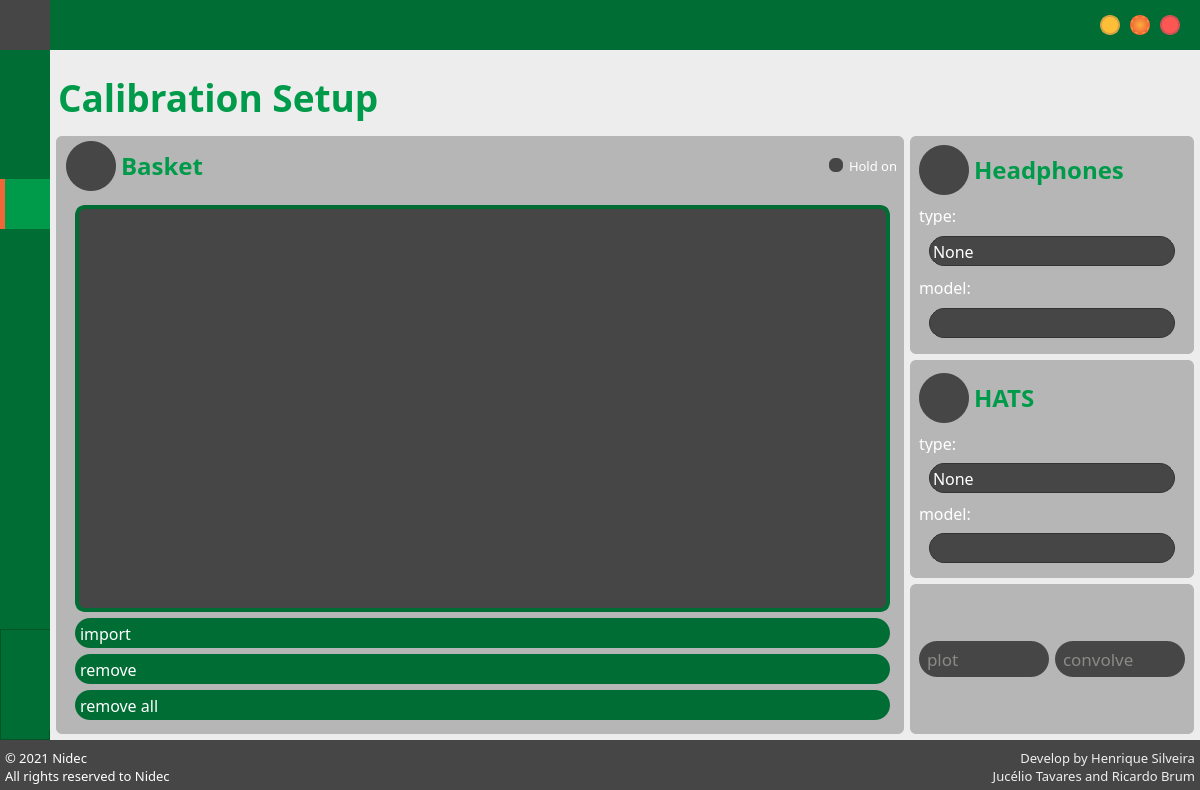
henriquealende/PsychoBox, file Forms/form.ui: the form before one commit.
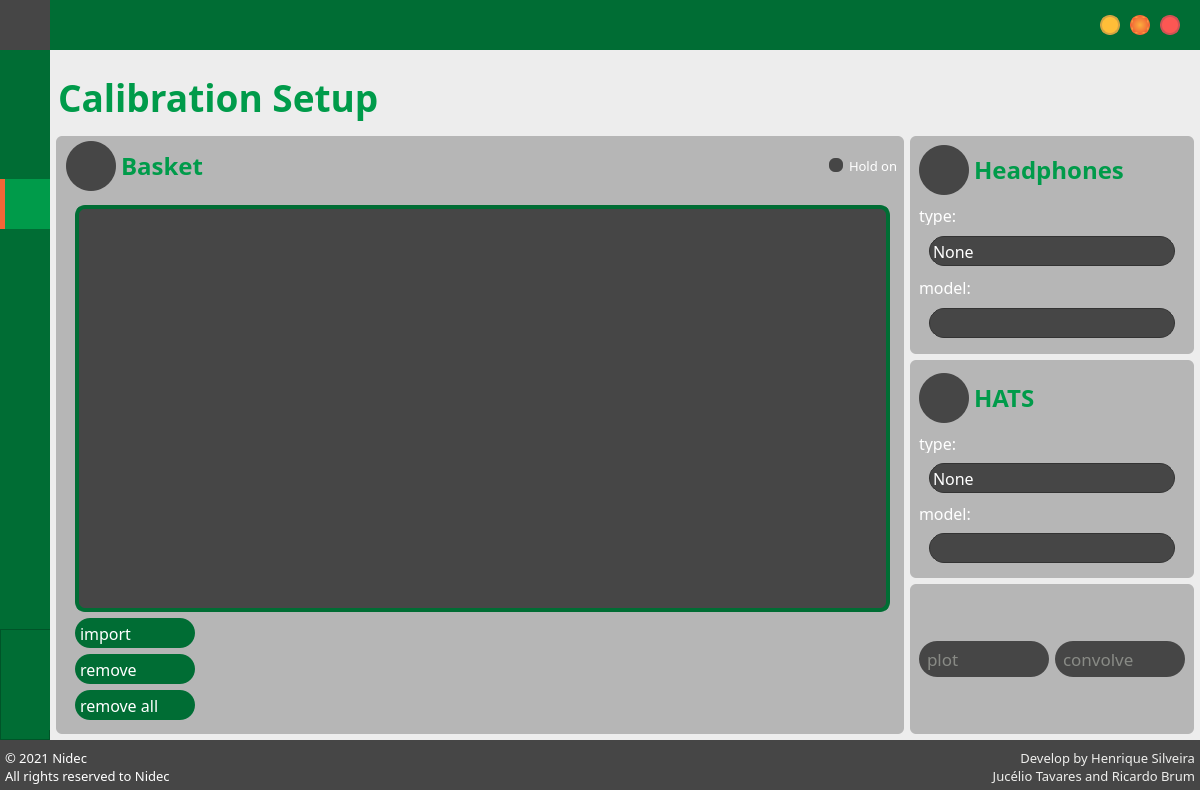
The form after the commit. Icons and pictures are not drawn.

What changed in the file:
```diff
--- a/Forms/form.ui
+++ b/Forms/form.ui
@@ -7759,6 +7759,12 @@
                           <height>30</height>
                          </size>
                         </property>
+                        <property name="maximumSize">
+                         <size>
+                          <width>120</width>
+                          <height>16777215</height>
+                         </size>
+                        </property>
                         <property name="font">
                          <font>
                           <family>PF BeauSans Pro</family>
@@ -7778,6 +7784,12 @@
                           <height>30</height>
                          </size>
                         </property>
+                        <property name="maximumSize">
+                         <size>
+                          <width>120</width>
+                          <height>16777215</height>
+                         </size>
+                        </property>
                         <property name="font">
                          <font>
                           <family>PF BeauSans Pro</family>
@@ -7797,6 +7809,12 @@
                           <height>30</height>
                          </size>
                         </property>
+                        <property name="maximumSize">
+                         <size>
+                          <width>120</width>
+                          <height>16777215</height>
+                         </size>
+                        </property>
                         <property name="font">
                          <font>
                           <family>PF BeauSans Pro</family>
```
